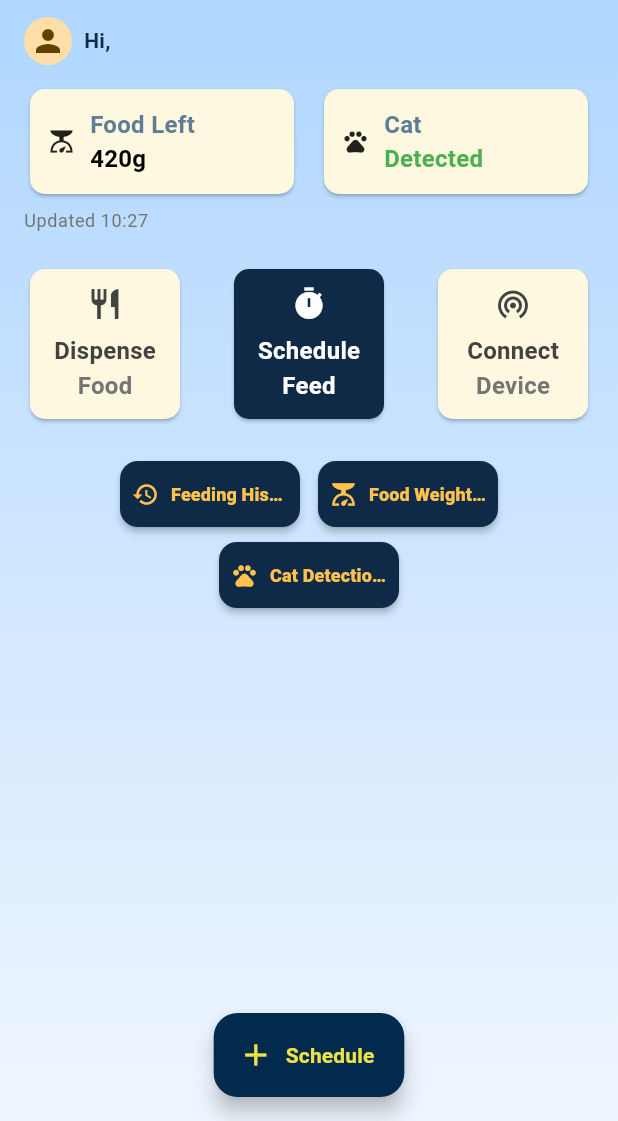
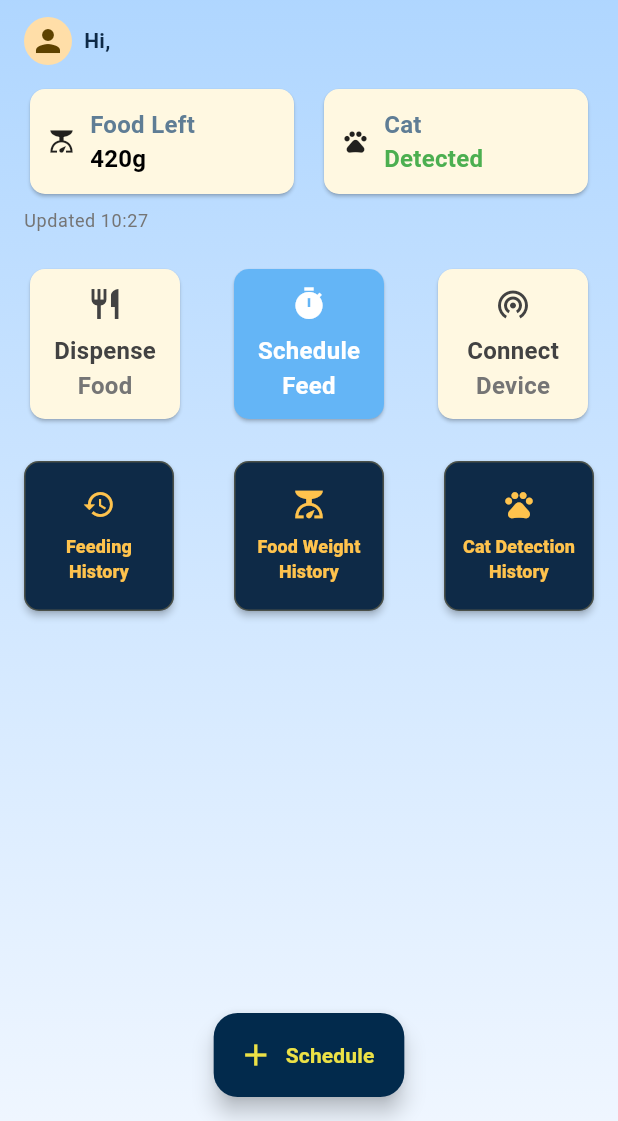
Before and after one commit to syarifhfajriyh/pawpal-PET-FEEDER-TRACKER, a Flutter app: the screen it shows once a user with an empty profile is signed in, on a phone screen of 412 x 824 dp, the part 115-1236 px from its top. Run offline on Flutter 3.47's test engine with Material 3 defaults, Android fonts, the phone set to English and light mode, and no system bars; our stand-ins replace cloud_firestore, cloud_functions, firebase_auth, firebase_core, firebase_storage, image_picker; accounts and stored records are empty; Roboto replaces fonts that are missing (Nunito).

Commit message:
UPDATE USER HISTORY BUTTONS

```diff
--- a/lib/screens/HomePage.dart
+++ b/lib/screens/HomePage.dart
@@ -158,11 +158,47 @@ class HomePageView extends StatelessWidget {
     );
 
     // ---------- HISTORY SHORTCUTS (optional) ----------
-    final historyShortcuts = (onOpenFeedingHistory == null && onOpenWeightHistory == null && onOpenCatHistory == null)
+    final historyShortcuts = (onOpenFeedingHistory == null &&
+            onOpenWeightHistory == null &&
+            onOpenCatHistory == null)
         ? const SizedBox.shrink()
         : Padding(
             padding: const EdgeInsets.only(top: 16.0),
-            child: Center(
+            child: LayoutBuilder(
+              builder: (context, constraints) {
+                final hasAllThree = onOpenFeedingHistory != null &&
+                    onOpenWeightHistory != null &&
+                    onOpenCatHistory != null;
+
+                // If we have all 3, render a single row aligned with action cards
+                if (hasAllThree) {
+                  return Row(
+                    mainAxisAlignment: MainAxisAlignment.spaceBetween,
+                    children: [
+                      _BigHistoryButton(
+                        icon: Icons.history,
+                        label: 'Feeding History',
+                        onPressed: onOpenFeedingHistory,
+                        square: true, // match 100x100 action cards
+                      ),
+                      _BigHistoryButton(
+                        icon: Icons.scale,
+                        label: 'Food Weight History',
+                        onPressed: onOpenWeightHistory,
+                        square: true,
+                      ),
+                      _BigHistoryButton(
+                        icon: Icons.pets,
+                        label: 'Cat Detection History',
+                        onPressed: onOpenCatHistory,
+                        square: true,
+                      ),
+                    ],
+                  );
+                }
+
+                // Otherwise, fall back to a centered wrap for 1-2 buttons
+                return Center(
                   child: Wrap(
                     spacing: 12,
                     runSpacing: 10,
@@ -188,6 +224,8 @@ class HomePageView extends StatelessWidget {
                         ),
                     ],
                   ),
+                );
+              },
             ),
           );
 
@@ -419,9 +457,10 @@ class _ActionCard extends StatelessWidget {
     return GestureDetector(
       onTap: onTap,
       child: Card(
-        // Soft yellow for normal buttons, blue for the active one
+        // Soft yellow for normal buttons, light blue for the active one
         color: active
-            ? const Color(0xFF0e2a47) // dark blue palette
+            // Give Schedule Feed a distinct light blue color
+            ? const Color(0xFF64B5F6) // light blue 300
             : const Color(0xFFFFF8E1),
         shape: RoundedRectangleBorder(borderRadius: BorderRadius.circular(10)),
         child: SizedBox(
@@ -481,34 +520,64 @@ class _BigHistoryButton extends StatelessWidget {
     required this.icon,
     required this.label,
     this.onPressed,
+    this.fullWidth = false,
+    this.square = false,
   });
 
   final IconData icon;
   final String label;
   final VoidCallback? onPressed;
+  final bool fullWidth;
+  final bool square;
 
   @override
   Widget build(BuildContext context) {
-    return SizedBox(
-      width: 120,
-      height: 44,
-      child: ElevatedButton.icon(
-        style: ElevatedButton.styleFrom(
+    final width = square ? 100.0 : (fullWidth ? double.infinity : 160.0);
+    final height = square ? 100.0 : 48.0;
+
+    final style = ElevatedButton.styleFrom(
       elevation: 2,
       backgroundColor: const Color(0xFF0e2a47), // dark blue palette
       foregroundColor: const Color(0xFFFFC34D), // brand yellow for text/icons
       shape: RoundedRectangleBorder(
-            borderRadius: BorderRadius.circular(12),
+        borderRadius: BorderRadius.circular(10),
       ),
-          padding: const EdgeInsets.symmetric(horizontal: 8),
+      side: BorderSide(color: const Color(0xFFFFC34D).withOpacity(0.25), width: 1),
+      padding: const EdgeInsets.symmetric(horizontal: 12),
+    );
+
+    return SizedBox(
+      width: width,
+      height: height,
+      child: square
+          ? ElevatedButton(
+              style: style,
+              onPressed: onPressed,
+              child: Column(
+                mainAxisAlignment: MainAxisAlignment.center,
+                children: [
+                  Icon(icon, size: 22),
+                  const SizedBox(height: 8),
+                  Text(
+                    label,
+                    maxLines: 2,
+                    textAlign: TextAlign.center,
+                    style: const TextStyle(fontWeight: FontWeight.w800, fontSize: 12),
                   ),
+                ],
+              ),
+            )
+          : ElevatedButton.icon(
+              style: style,
               onPressed: onPressed,
               icon: Icon(icon, size: 18),
-        label: Text(
+              label: FittedBox(
+                fit: BoxFit.scaleDown,
+                child: Text(
                   label,
-          overflow: TextOverflow.ellipsis,
                   maxLines: 1,
-          style: const TextStyle(fontWeight: FontWeight.w800, fontSize: 12),
+                  style: const TextStyle(fontWeight: FontWeight.w800, fontSize: 13),
+                ),
               ),
             ),
     );
```
Lines whose indentation alone changed are shown as unchanged.
